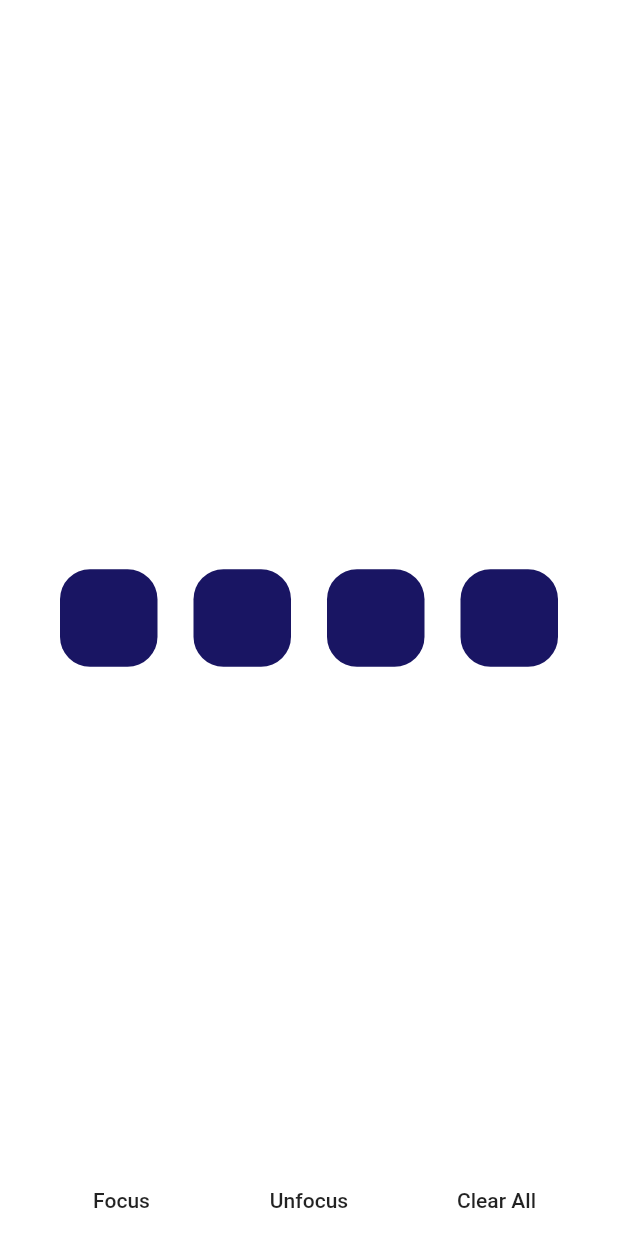
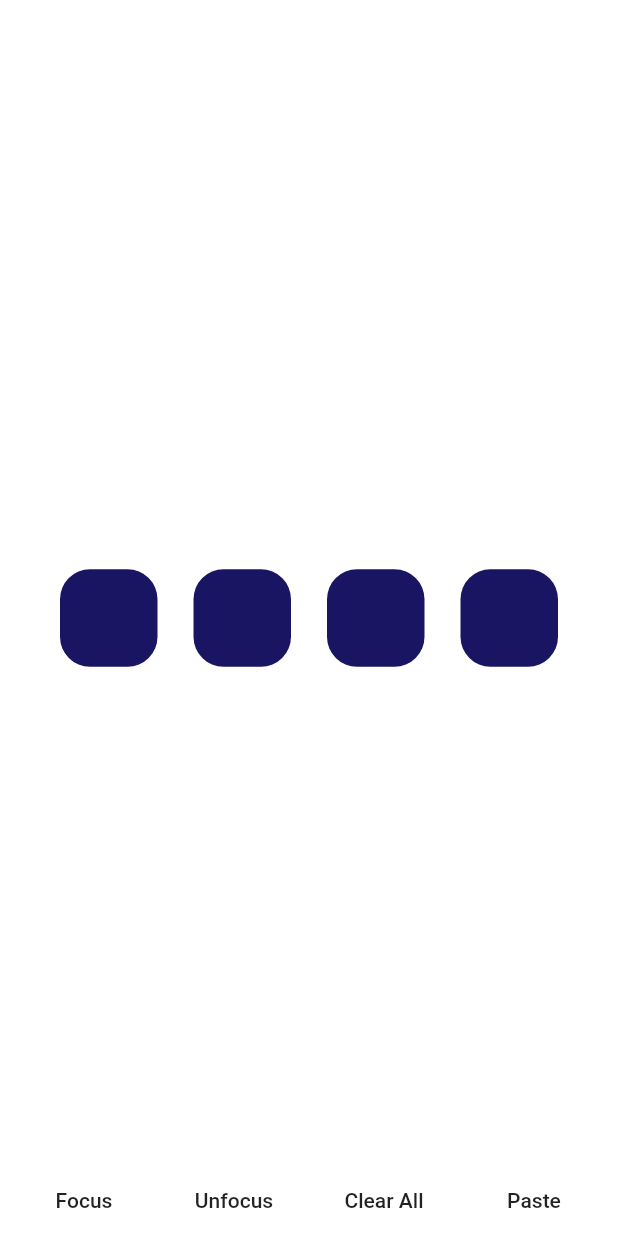
Before and after one commit to Tkko/Flutter_Pinput, a Flutter app: the screen it shows after launch, on a phone screen of 412 x 824 dp. Run offline on Flutter 3.47's test engine with Material 2 defaults, Android fonts, the phone set to English and light mode, and no system bars.

```diff
--- a/example/lib/main.dart
+++ b/example/lib/main.dart
@@ -96,6 +96,7 @@ class PinPutTestState extends State<PinPutTest> {
     );
 
     return PinPut(
+      withCursor: true,
       fieldsCount: 5,
       textStyle: const TextStyle(fontSize: 25.0, color: Colors.black),
       eachFieldWidth: 45.0,
@@ -223,6 +224,10 @@ class PinPutTestState extends State<PinPutTest> {
             onPressed: () => _pinPutController.text = '',
             child: const Text('Clear All'),
           ),
+          FlatButton(
+            child: Text('Paste'),
+            onPressed: () => _pinPutController.text = '234',
+          ),
         ],
       ),
     );
```
Also changed, not shown: example/pubspec.lock, pubspec.lock, 4 other files.
